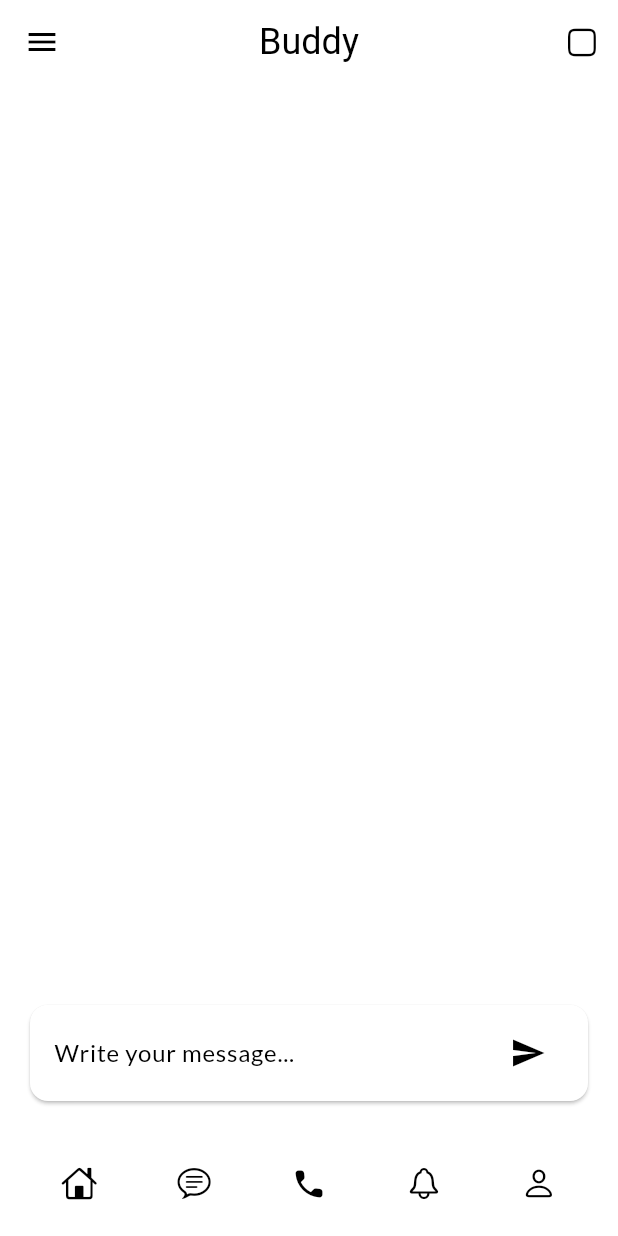
After one commit to whaticecelik/Buddy, a Flutter app: the ClubScreen screen opened by its route, on a phone screen of 412 x 824 dp. The commit adds this screen. Run offline on Flutter 3.47's test engine with Material 3 defaults, Android fonts, the phone set to English and light mode, and no system bars; our stand-ins replace go_router, google_fonts, lottie; missing offline and left inert: dotlottie_loader.

Commit message:
club screen olusturuldu. henuz yalnizca textfielld ve router eklendi

```diff
--- a/lib/core/routes.dart
+++ b/lib/core/routes.dart
@@ -1,4 +1,5 @@
 import 'package:flutter_app/screens/call_screen.dart';
+import 'package:flutter_app/screens/club_screen.dart';
 import 'package:flutter_app/screens/explore_clubs.dart';
 import 'package:flutter_app/screens/home_screen.dart';
 import 'package:flutter_app/screens/loading_screen.dart';
@@ -44,5 +45,9 @@ final router = GoRouter(
       path: '/settings' ,
       builder: (context, state) => const SettingsScreen(),
     ),
+    GoRoute(
+      path: '/club' ,
+      builder: (context, state) => const ClubScreen(),
+    ),
   ],
 );
--- /dev/null
+++ b/lib/screens/club_screen.dart
@@ -0,0 +1,108 @@
+import 'package:flutter/cupertino.dart';
+import 'package:flutter/material.dart';
+import 'package:flutter_app/core/constants.dart';
+import 'package:flutter_app/core/themes.dart';
+import 'package:flutter_app/widgets/bottom_menu.dart';
+import 'package:go_router/go_router.dart';
+import 'package:provider/provider.dart';
+void main(){
+  runApp(const ClubScreen());
+}
+class ClubScreen extends StatelessWidget{
+  const ClubScreen({super.key});
+
+  @override
+  Widget build(BuildContext context) {
+    return Scaffold(
+
+      appBar: AppBar(
+          title: Text("Buddy",style: Theme.of(context).textTheme.headlineSmall),
+        centerTitle: true,
+        actions: [
+          IconButton(
+            icon: Icon(CupertinoIcons.app),
+            onPressed: () {
+              context.read<ThemeProvider>().toggleTheme();
+            },
+          ),
+        ],
+      ),
+
+
+      drawer: Drawer(
+          child: Column(
+            children: [
+              Container(
+                height: 50,
+              ),
+
+              ListTile(
+                leading: Icon(CupertinoIcons.person),
+                title: Text('Profile'),
+                onTap: () => context.push("/profile"),
+              ),
+              ListTile(
+                leading: Icon(Icons.search),
+                title: Text('Search'),
+                onTap: (){},
+              ),
+              ListTile(
+                leading: Icon(Icons.access_time),
+                title: const Text("Recents"),
+                onTap: (){
+              },
+              ),
+              ListTile(
+                leading: Icon(CupertinoIcons.settings),
+                title: Text('Settings'),
+                onTap: () => context.push("/settings"),
+              ),
+              Spacer(),
+              Divider(),
+              ListTile(
+                leading: Icon(Icons.logout),
+                title: Text('Log out'),
+                onTap: () {},
+              ),
+            ],
+          ),
+        ),
+      body: Stack(
+          children: [
+            Positioned(
+              bottom: 16,
+              left: 16,
+              right: 16,
+              child: Card(
+                child: Padding(
+                  padding: EdgeInsets.symmetric(horizontal: 16, vertical: 8),
+                  child: Row(
+                    children: [
+                      Expanded(
+                        child: TextField(
+                          decoration: InputDecoration(
+                            hintText: "Write your message...",
+                            border: InputBorder.none,
+                          ),
+                        ),
+                      ),
+                      IconButton(
+                        onPressed: () {},
+                        icon: Icon(Icons.send),
+                      ),
+                    ],
+                  ),
+                ),
+              ),
+            ),
+          ],
+          ),
+
+
+      // alt navigasyon çubuğu
+      bottomNavigationBar: const BottomMenu(),
+
+      );
+
+  }
+}
--- a/lib/screens/explore_clubs.dart
+++ b/lib/screens/explore_clubs.dart
@@ -111,13 +111,13 @@ class ExploreScreen extends StatelessWidget{
                       image: Image.asset("assets/images/a4.jpg"),
                       title: "English Forum",
                       subtitle: "3321 members",
-                      onTap: () {}, //=> context.push("/chat"),
+                      onTap:  () => context.push("/club"),
                     ),
                     SuggestedActionCard(
                       image: Image.asset("assets/images/a5.jpg"),
                       title: "Time to learn Russian!",
                       subtitle: "598 members",
-                      onTap: () {}, //=> context.push("/chat"),
+                      onTap:  () => context.push("/club"),
                     ),
                   ],
                 ),
--- a/lib/screens/home_screen.dart
+++ b/lib/screens/home_screen.dart
@@ -116,19 +116,19 @@ class HomeScreen extends StatelessWidget{
                       image: Image.asset("assets/images/a1.jpg"),
                       title: "Friendly Zone",
                       subtitle: "1423 members",
-                      onTap: () {}, //=> context.push("/chat"),
+                      onTap: () => context.push("/club"),
                     ),
                     SuggestedActionCard(
                       image: Image.asset("assets/images/a2.jpg"),
                       title: "Speak English Fluently",
                       subtitle: "3912 members",
-                      onTap: () {}, //=> context.push("/chat"),
+                      onTap:  () => context.push("/club"),
                     ),
                     SuggestedActionCard(
                       image: Image.asset("assets/images/a3.jpg"),
                       title: "Unity",
                       subtitle: "5576 members",
-                      onTap: () {}, //=> context.push("/chat"),
+                      onTap: () => context.push("/club"),
                     ),
                   ],
                 ),
```
